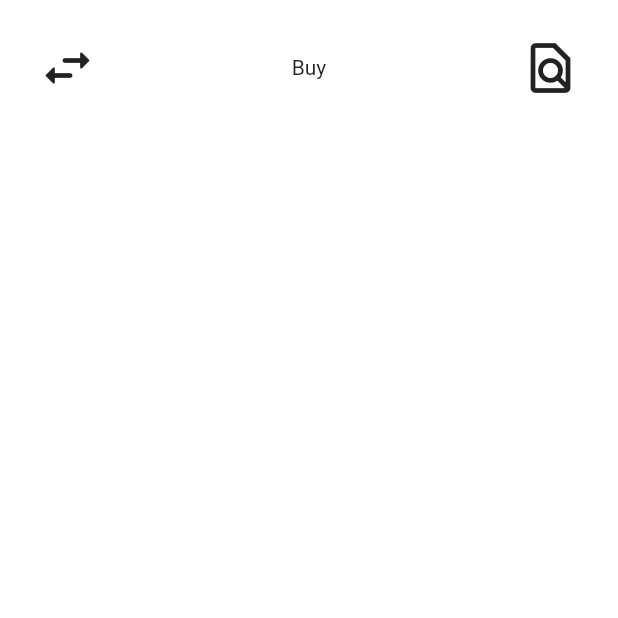
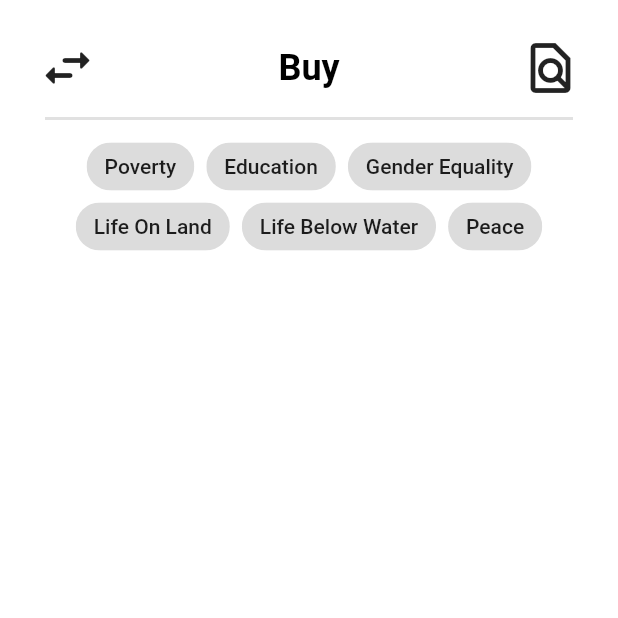
Before and after one commit to pipiipin/Moneyque, a Flutter app: the screen it shows after launch, on a phone screen of 412 x 824 dp, the top half of it. Run offline on Flutter 3.47's test engine with Material 2 defaults, Android fonts, the phone set to English and light mode, and no system bars.

Commit message:
[UPDATE] listing page frontend

```diff
--- a/moneyque/lib/listing.dart
+++ b/moneyque/lib/listing.dart
@@ -10,14 +10,58 @@ class Listing extends StatefulWidget {
 class _ListingState extends State<Listing> {
   @override
   Widget build(BuildContext context) {
-    return new MaterialApp(
+    var tags = [
+      {'name': 'Poverty'},
+      {'name': 'Education'},
+      {'name': 'Gender Equality'},
+      {'name': 'Life On Land'},
+      {'name': 'Life Below Water'},
+      {'name': 'Peace'},
+    ];
+
+    var posts = [
+      {
+        'name': 'Project For Good',
+        'author': 'Don Quixote',
+        'desc':
+            'A placeholder description. It needs to be long so I can test the lines.',
+        'tag': 'Robot',
+        'avatar': ''
+      },
+      {
+        'name': 'Project For Good',
+        'author': 'Don Quixote',
+        'desc':
+            'A placeholder description. It needs to be long so I can test the lines.',
+        'tag': 'Robot',
+        'avatar': ''
+      },
+      {
+        'name': 'Project For Good',
+        'author': 'Don Quixote',
+        'desc':
+            'A placeholder description. It needs to be long so I can test the lines.',
+        'tag': 'Robot',
+        'avatar': ''
+      },
+      {
+        'name': 'Project For Good',
+        'author': 'Don Quixote',
+        'desc':
+            'A placeholder description. It needs to be long so I can test the lines.',
+        'tag': 'Robot',
+        'avatar': ''
+      },
+    ];
+
+    return MaterialApp(
       title: 'Testing',
-      home: new SafeArea(
+      home: SafeArea(
         child: Scaffold(
           body: Column(
             children: [
               Padding(
-                padding: EdgeInsets.all(25),
+                padding: EdgeInsets.fromLTRB(25, 25, 25, 15),
                 child: Row(
                   mainAxisAlignment: MainAxisAlignment.spaceBetween,
                   children: [
@@ -30,7 +74,16 @@ class _ListingState extends State<Listing> {
                         size: 40,
                       ),
                     ),
-                    Text("Buy"),
+                    DefaultTextStyle(
+                      textAlign: TextAlign.center,
+                      style: TextStyle(
+                        fontSize: 24,
+                        color: Colors.black,
+                        decoration: TextDecoration.none,
+                        fontWeight: FontWeight.bold,
+                      ),
+                      child: Text('Buy'),
+                    ),
                     GestureDetector(
                       onTap: () {
                         print(2);
@@ -43,6 +96,29 @@ class _ListingState extends State<Listing> {
                   ],
                 ),
               ),
+              Divider(
+                height: 0,
+                thickness: 2,
+                indent: 30,
+                endIndent: 30,
+                color: Color.fromRGBO(225, 225, 225, 1),
+              ),
+              Padding(
+                padding: EdgeInsets.all(7),
+                child: Wrap(
+                  alignment: WrapAlignment.center,
+                  spacing: 8.0, // gap between adjacent chips
+                  runSpacing: -8.0, // gap between lines
+                  children: tags
+                      .map(
+                        (e) => Chip(
+                          label: Text(e['name']!),
+                        ),
+                      )
+                      .toList(),
+                ),
+              ),
+              Column(),
             ],
           ),
           backgroundColor: Colors.white,
```
